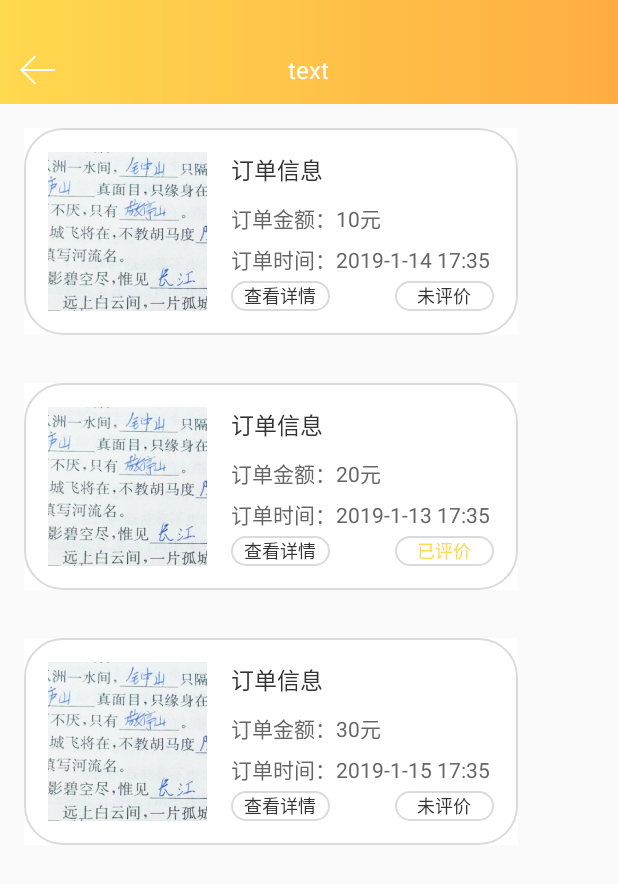
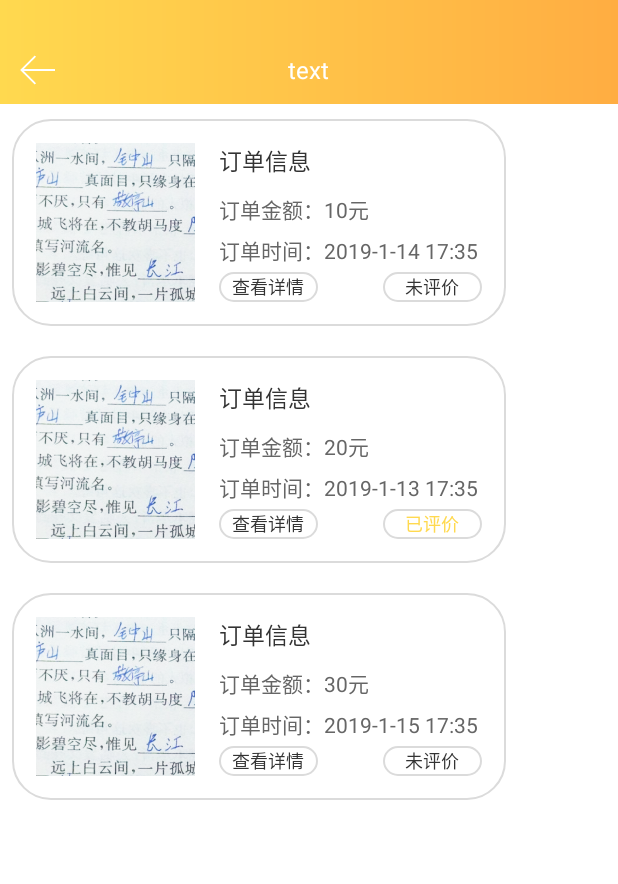
Before and after one commit to bluexuchun/workApp, an Android app: the OrderListActivity screen opened directly, with no data from a screen before it, on a phone screen of 412 x 824 dp. Shown: the top 884 px of the screen. Run offline under Robolectric (Android 15) with nearby library versions, the phone set to English and light mode, and no system bars; libraries missing offline, so code that uses them is left out: me.jessyan.autosize; 2 statements that could not run were skipped.

Commit message:
change orderlist
change orderlist

```diff
--- a/app/src/main/res/layout/activity_orderlist.xml
+++ b/app/src/main/res/layout/activity_orderlist.xml
@@ -2,7 +2,9 @@
 <LinearLayout xmlns:android="http://schemas.android.com/apk/res/android"
               android:orientation="vertical"
               android:layout_width="match_parent"
-              android:layout_height="match_parent">
+              android:layout_height="match_parent"
+              android:background="@color/colorWhite"
+>
     <include layout="@layout/header"></include>
     <android.support.v4.widget.SwipeRefreshLayout
             android:id="@+id/order_refresh"
--- a/app/src/main/res/layout/widget_orderlist.xml
+++ b/app/src/main/res/layout/widget_orderlist.xml
@@ -6,7 +6,8 @@
         android:layout_height="wrap_content"
         android:background="@color/colorWhite"
         android:gravity="center"
-        android:layout_margin="16dp"
+        android:paddingHorizontal="8dp"
+        android:paddingVertical="10dp"
 >
     <LinearLayout
             android:layout_width="match_parent"
```
